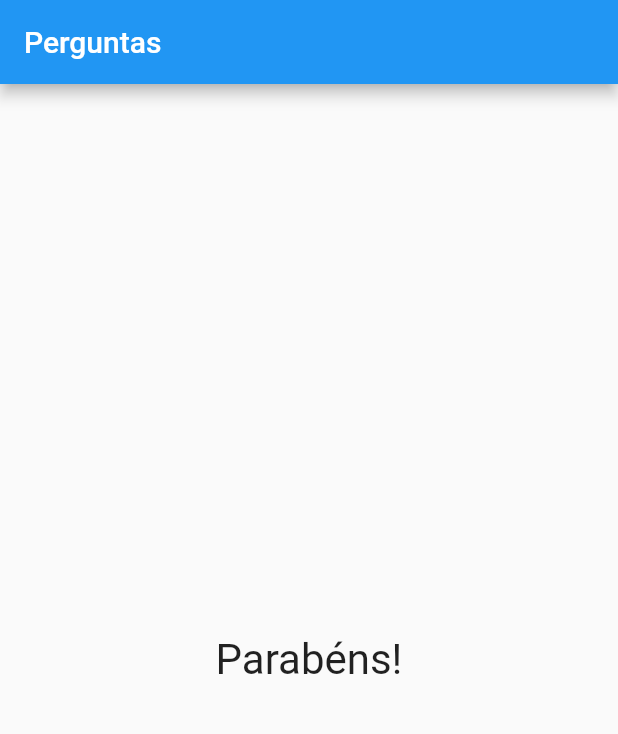
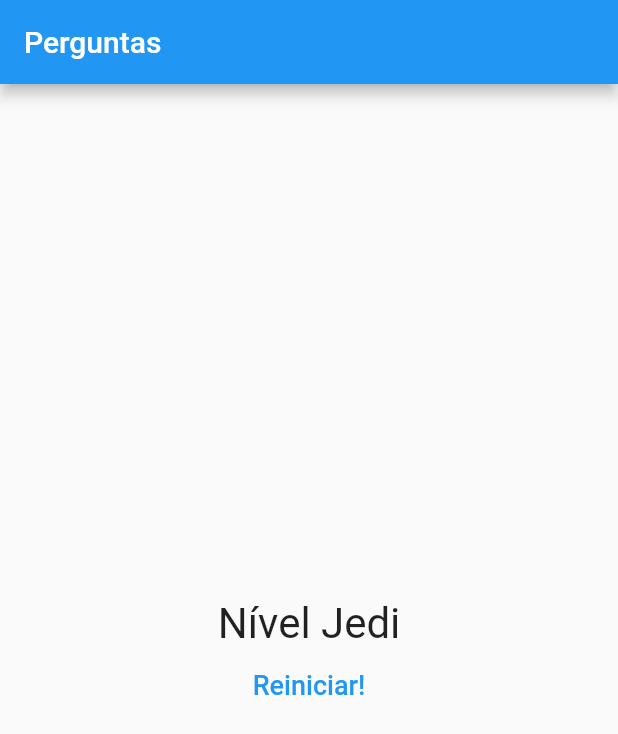
Before and after one commit to edmarques11/projeto_perguntas, a Flutter app: the screen it shows after launch, after a tap on "Preto", after a tap on "Pato", after a tap on "Pedro", on a phone screen of 412 x 824 dp. Shown: the top 734 px of the screen. Run offline on Flutter 3.47's test engine with Material 2 defaults, Android fonts, the phone set to English and light mode, and no system bars.

Commit message:
feature: add button restart quetionary

```diff
--- a/lib/main.dart
+++ b/lib/main.dart
@@ -6,40 +6,49 @@ main() => runApp(const PerguntAPP());
 
 class _PerguntaAppState extends State<PerguntAPP> {
   int _perguntaSelecionada = 0;
+  int _pontuacaoTotal = 0;
 
   final List<Map<String, Object>> _perguntas = const [
     {
       'texto': 'Qual é a sua cor favorita?',
       'respostas': [
-        {'texto': 'Preto', 'nota': 10},
-        {'texto': 'Vermelho', 'nota': 5},
-        {'texto': 'Verde', 'nota': 3},
-        {'texto': 'Branco', 'nota': 1},
+        {'texto': 'Preto', 'pontuacao': 10},
+        {'texto': 'Vermelho', 'pontuacao': 5},
+        {'texto': 'Verde', 'pontuacao': 3},
+        {'texto': 'Branco', 'pontuacao': 1},
       ]
     },
     {
       'texto': 'Qual é o seu animal favorito?',
       'respostas': [
-        {'texto': 'Bode', 'nota': 10},
-        {'texto': 'Pato', 'nota': 5},
-        {'texto': 'Coruja', 'nota': 3},
-        {'texto': 'Calango de preguiça', 'nota': 1},
+        {'texto': 'Bode', 'pontuacao': 10},
+        {'texto': 'Pato', 'pontuacao': 5},
+        {'texto': 'Coruja', 'pontuacao': 3},
+        {'texto': 'Calango de preguiça', 'pontuacao': 1},
       ]
     },
     {
       'texto': 'Qual é o seu instrutor favorito?',
       'respostas': [
-        {'texto': 'Maria', 'nota': 10},
-        {'texto': 'João', 'nota': 5},
-        {'texto': 'Pedro', 'nota': 3},
-        {'texto': 'Alberto', 'nota': 1},
+        {'texto': 'Maria', 'pontuacao': 10},
+        {'texto': 'João', 'pontuacao': 5},
+        {'texto': 'Pedro', 'pontuacao': 3},
+        {'texto': 'Alberto', 'pontuacao': 1},
       ]
     }
   ];
 
-  void _responder() {
+  void _responder(int pontuacao) {
     setState(() {
       _perguntaSelecionada++;
+      _pontuacaoTotal += pontuacao;
+    });
+  }
+
+  void _reiniciarQuestionario() {
+    setState(() {
+      _perguntaSelecionada = 0;
+      _pontuacaoTotal = 0;
     });
   }
 
@@ -59,7 +68,8 @@ class _PerguntaAppState extends State<PerguntAPP> {
                 perguntas: _perguntas,
                 perguntaSelecionada: _perguntaSelecionada,
                 responder: _responder)
-            : const Resultado('Parabéns!', Key('result')),
+            : Resultado(
+                _pontuacaoTotal, _reiniciarQuestionario, const Key('result')),
       ),
     );
   }
--- a/lib/questionario.dart
+++ b/lib/questionario.dart
@@ -5,7 +5,7 @@ import './resposta.dart';
 class Questionario extends StatelessWidget {
   final int perguntaSelecionada;
   final List<Map<String, Object>> perguntas;
-  final Function() responder;
+  final Function(int) responder;
 
   const Questionario({
     required this.perguntas,
@@ -31,7 +31,8 @@ class Questionario extends StatelessWidget {
             perguntas[perguntaSelecionada]['texto'].toString(), const Key('0')),
         ...respostas
             .map((resp) => Resposta(
-                texto: resp['texto'].toString(), quandoSelecionado: responder))
+                texto: resp['texto'].toString(),
+                quandoSelecionado: () => responder(resp['pontuacao'] as int)))
             .toList()
       ],
     );
--- a/lib/resposta.dart
+++ b/lib/resposta.dart
@@ -12,12 +12,15 @@ class Resposta extends StatelessWidget {
 
   @override
   Widget build(BuildContext context) {
-    return SizedBox(
+    return Container(
       width: double.infinity,
+      margin: const EdgeInsets.only(left: 20, right: 20),
       child: ElevatedButton(
         onPressed: quandoSelecionado,
         style: ElevatedButton.styleFrom(
-            primary: Colors.blue, onPrimary: Colors.white),
+          primary: Colors.blue,
+          onPrimary: Colors.white,
+        ),
         child: Text(texto),
       ),
     );
--- a/lib/resultado.dart
+++ b/lib/resultado.dart
@@ -1,14 +1,41 @@
-import 'package:flutter/cupertino.dart';
+import 'package:flutter/material.dart';
 
 class Resultado extends StatelessWidget {
-  final String _texto;
+  final int _pontuacao;
+  final void Function() _reiniciarQuestionario;
 
-  const Resultado(this._texto, Key? key) : super(key: key);
+  const Resultado(this._pontuacao, this._reiniciarQuestionario, Key? key)
+      : super(key: key);
+
+  String get fraseResultado {
+    if (_pontuacao < 8) {
+      return 'Parabéns!';
+    } else if (_pontuacao < 12) {
+      return 'Você é o bom!';
+    } else if (_pontuacao < 16) {
+      return 'Impressionante!';
+    } else {
+      return 'Nível Jedi';
+    }
+  }
 
   @override
   Widget build(BuildContext context) {
-    return Center(
-      child: Text(_texto, style: const TextStyle(fontSize: 28)),
+    return Column(
+      mainAxisAlignment: MainAxisAlignment.center,
+      children: [
+        Center(
+          child: Text(fraseResultado, style: const TextStyle(fontSize: 28)),
+        ),
+        TextButton(
+          onPressed: _reiniciarQuestionario,
+          style: TextButton.styleFrom(primary: Colors.blue),
+          child: const Text(
+            'Reiniciar!',
+            style: TextStyle(fontSize: 18),
+          ),
+        )
+      ],
     );
   }
 }
```
